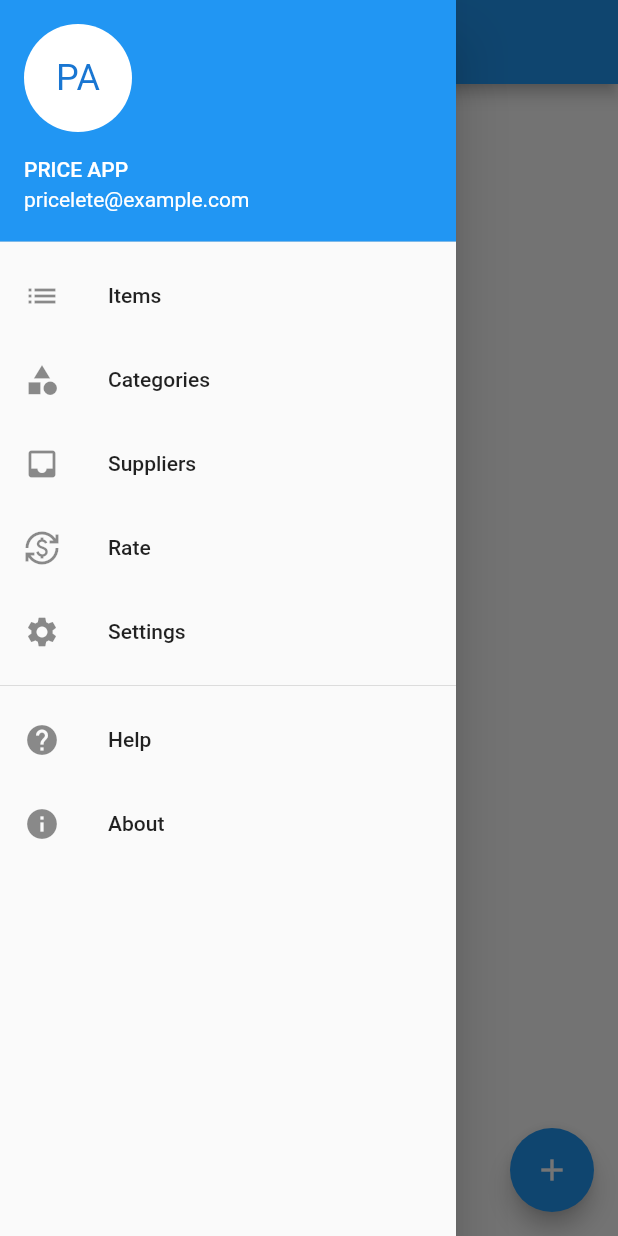
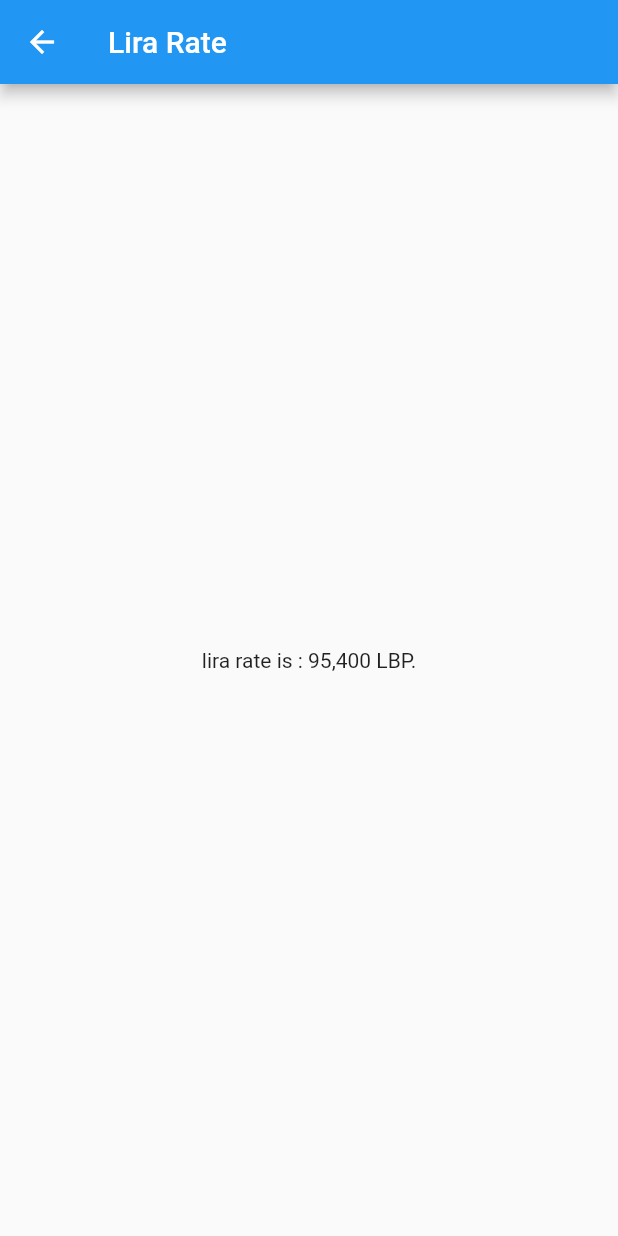
Before and after one commit to samira1500/pricelet_app, a Flutter app: the screen it shows after launch, in the side drawer, after a tap on "Rate", on a phone screen of 412 x 824 dp. Run offline on Flutter 3.47's test engine with Material 2 defaults, Android fonts, the phone set to English and light mode, and no system bars; our stand-ins replace floor, sqflite, webview_flutter; accounts and stored records are empty; generated files the repository leaves out were written again.

```diff
--- a/lib/custom_drawer.dart
+++ b/lib/custom_drawer.dart
@@ -1,4 +1,5 @@
 import 'package:flutter/material.dart';
+import 'package:pricelet_app/lira_rate.dart';
 
 class MyDrawer extends StatelessWidget {
   @override
@@ -43,7 +44,13 @@ class MyDrawer extends StatelessWidget {
             leading: Icon(Icons.currency_exchange),
             title: Text('Rate'),
             onTap: () {
-              // Handle home route
+              Navigator.pop(context);
+              Navigator.push(
+                context,
+                MaterialPageRoute(
+                  builder: (context) => MyWebView(),
+                ),
+              );
             },
           ),
           ListTile(
--- /dev/null
+++ b/lib/lira_rate.dart
@@ -0,0 +1,23 @@
+import 'package:flutter/material.dart';
+import 'package:webview_flutter/webview_flutter.dart';
+
+class MyWebView extends StatefulWidget {
+  @override
+  _MyWebViewState createState() => _MyWebViewState();
+}
+
+class _MyWebViewState extends State<MyWebView> {
+  final String url = 'https://lirarate.org/';
+
+  @override
+  Widget build(BuildContext context) {
+    return Scaffold(
+      appBar: AppBar(
+        title: Text('Lira Rate'),
+      ),
+      body: Center(
+        child: Text('lira rate is : 95,400 LBP.'),
+      ),
+    );
+  }
+}
--- a/pubspec.yaml
+++ b/pubspec.yaml
@@ -11,6 +11,7 @@ dependencies:
   flutter:
     sdk: flutter
   intl: ^0.18.1
+  webview_flutter: ^4.2.0
 
 dev_dependencies:
   flutter_test:
```
Also changed, not shown: pubspec.lock.
